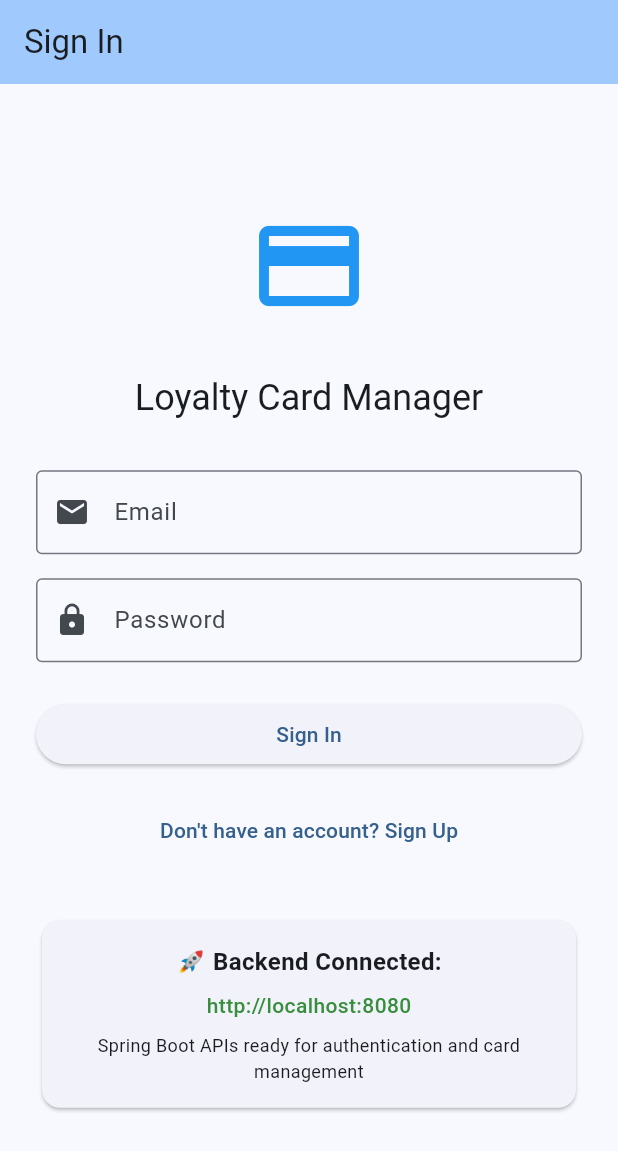
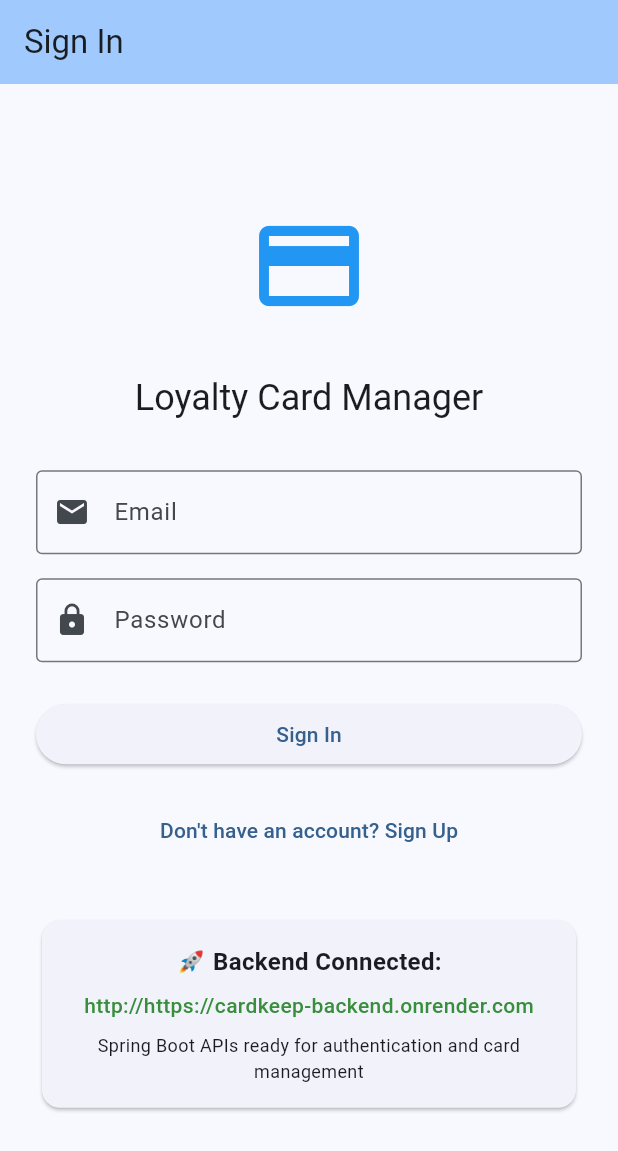
Before and after one commit to nkanyisom/cardkeep_ui, a Flutter app: the screen it shows after launch, on a phone screen of 412 x 824 dp. Shown: the top 1151 px of the screen. Run offline on Flutter 3.47's test engine with Material 3 defaults, Android fonts, the phone set to English and light mode, and no system bars; our stand-ins replace camera, connectivity_plus, firebase_auth, firebase_core, firebase_messaging, google_sign_in and 3 more; missing offline and left inert: flutter_barcode_scanner, google_mlkit_barcode_scanning; accounts and stored records are empty.

Commit message:
Updated config for render deployment

```diff
--- a/lib/config/environment_config.dart
+++ b/lib/config/environment_config.dart
@@ -4,10 +4,10 @@ class EnvironmentConfig {
     defaultValue: 'development',
   );
 
-  static const String _devApiUrl = 'http://localhost:8080/api';
+  static const String _devApiUrl = 'https://cardkeep-backend.onrender.com/api';
   static const String _prodApiUrl = String.fromEnvironment(
     'FLUTTER_APP_API_BASE_URL_PROD',
-    defaultValue: 'https://your-api-domain.com/api',
+    defaultValue: 'https://cardkeep-backend.onrender.com/api',
   );
 
   static bool get isDevelopment => _environment == 'development';
--- a/lib/main.dart
+++ b/lib/main.dart
@@ -1,7 +1,6 @@
 import 'package:flutter/material.dart';
 import 'package:firebase_core/firebase_core.dart';
 import 'package:provider/provider.dart';
-import 'package:flutter/foundation.dart';
 import 'package:card_keep/services/simple_auth_service.dart';
 import 'package:card_keep/services/card_service.dart';
 import 'package:card_keep/services/api_service.dart';
@@ -226,7 +225,7 @@ class _LoginScreenState extends State<LoginScreen> {
                       ),
                       const SizedBox(height: 8),
                       Text(
-                        'http://localhost:8080',
+                        'http://https://cardkeep-backend.onrender.com',
                         style: TextStyle(
                           color: Colors.green[700],
                           fontWeight: FontWeight.w500,
--- a/lib/services/api_service.dart
+++ b/lib/services/api_service.dart
@@ -1,10 +1,8 @@
 import 'dart:convert';
-import 'dart:io';
 import 'package:flutter/material.dart';
 import 'package:http/http.dart' as http;
 import 'package:card_keep/config/environment_config.dart';
 import 'package:card_keep/models/loyalty_card.dart';
-import 'package:card_keep/models/user.dart';
 import 'package:card_keep/services/simple_auth_service.dart';
 
 /// Simple API service for handling HTTP requests to the Spring Boot backend
--- a/lib/services/api_service_backup.dart
+++ b/lib/services/api_service_backup.dart
@@ -8,7 +8,7 @@ import 'package:card_keep/services/simple_auth_service.dart';
 
 /// Simple API service for handling HTTP requests to the Spring Boot backend
 class ApiService {
-  static const String baseUrl = 'http://localhost:8080/api';
+  static const String baseUrl = 'https://cardkeep-backend.onrender.com/api';
   final SimpleAuthService _authService;
 
   ApiService(this._authService);
--- a/lib/services/simple_auth_service.dart
+++ b/lib/services/simple_auth_service.dart
@@ -17,7 +17,7 @@ class SimpleAuthService extends ChangeNotifier {
   bool get isAuthenticated => _currentUser != null && _jwtToken != null;
 
   // Base URL for your Spring Boot backend
-  static const String baseUrl = 'http://localhost:8080';
+  static const String baseUrl = 'http://https://cardkeep-backend.onrender.com';
 
   SimpleAuthService() {
     _loadStoredToken();
--- a/postman/Loyalty_Card_API_Collection.json
+++ b/postman/Loyalty_Card_API_Collection.json
@@ -992,7 +992,7 @@
 	"variable": [
 		{
 			"key": "base_url",
-			"value": "http://localhost:8080/api",
+			"value": "https://cardkeep-backend.onrender.com/api",
 			"type": "string"
 		}
 	]
--- a/postman/Loyalty_Card_API_Environment.json
+++ b/postman/Loyalty_Card_API_Environment.json
@@ -4,7 +4,7 @@
 	"values": [
 		{
 			"key": "base_url",
-			"value": "http://localhost:8080/api",
+			"value": "https://cardkeep-backend.onrender.com/api",
 			"type": "default",
 			"enabled": true
 		},
```
Also changed, not shown: lib/firebase_options.dart, 9 other files.
